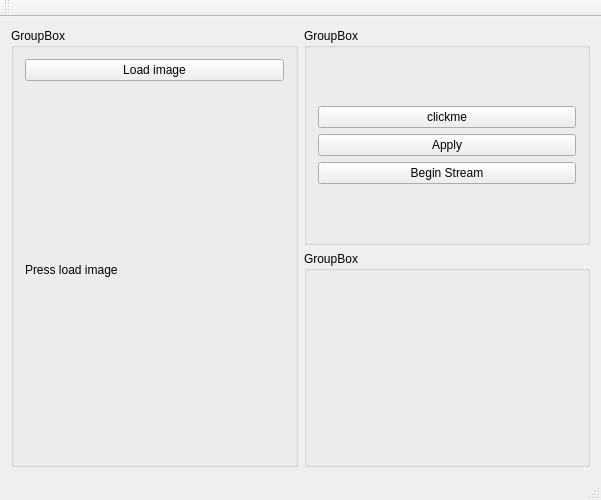
Old version of the form qtapp/mainwindow.ui in the repository Eaton-Software/hack-junction.
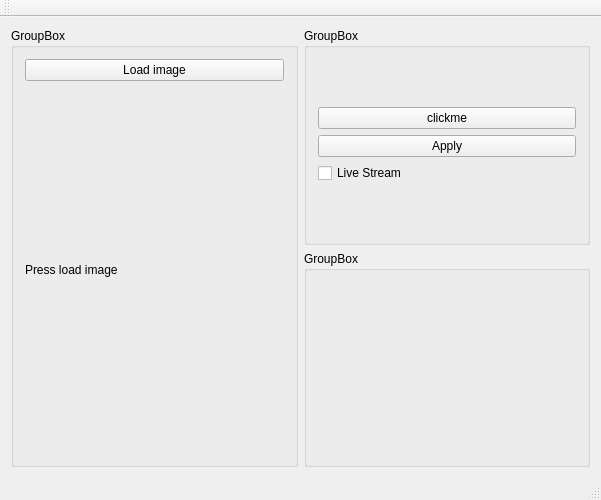
New version of the form.

Commit message: Add a stream checkbox to stop/start

Patch:
```diff
--- a/qtapp/mainwindow.ui
+++ b/qtapp/mainwindow.ui
@@ -88,13 +88,6 @@
                </property>
               </widget>
              </item>
-             <item row="3" column="0">
-              <widget class="QPushButton" name="pushButton_4">
-               <property name="text">
-                <string>Begin Stream</string>
-               </property>
-              </widget>
-             </item>
              <item row="1" column="0">
               <widget class="QPushButton" name="pushButton">
                <property name="text">
@@ -102,6 +95,13 @@
                </property>
               </widget>
              </item>
+             <item row="3" column="0">
+              <widget class="QCheckBox" name="checkBox_4">
+               <property name="text">
+                <string>Live Stream</string>
+               </property>
+              </widget>
+             </item>
             </layout>
            </item>
           </layout>
```
The commit also changes 2 other files.
